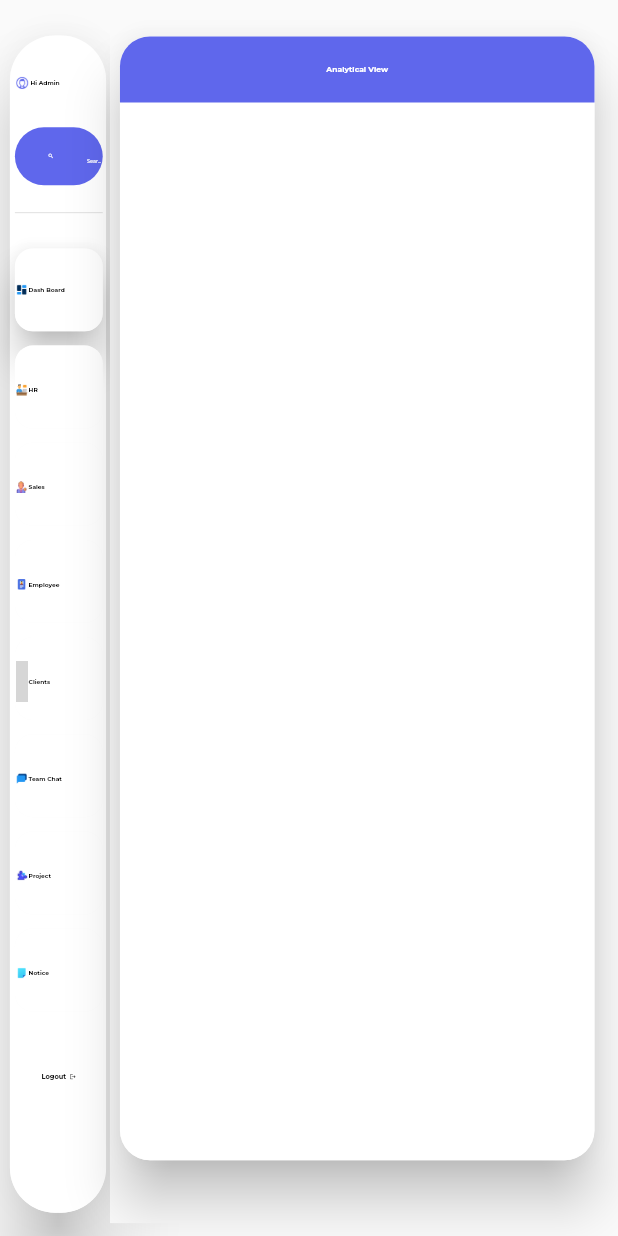
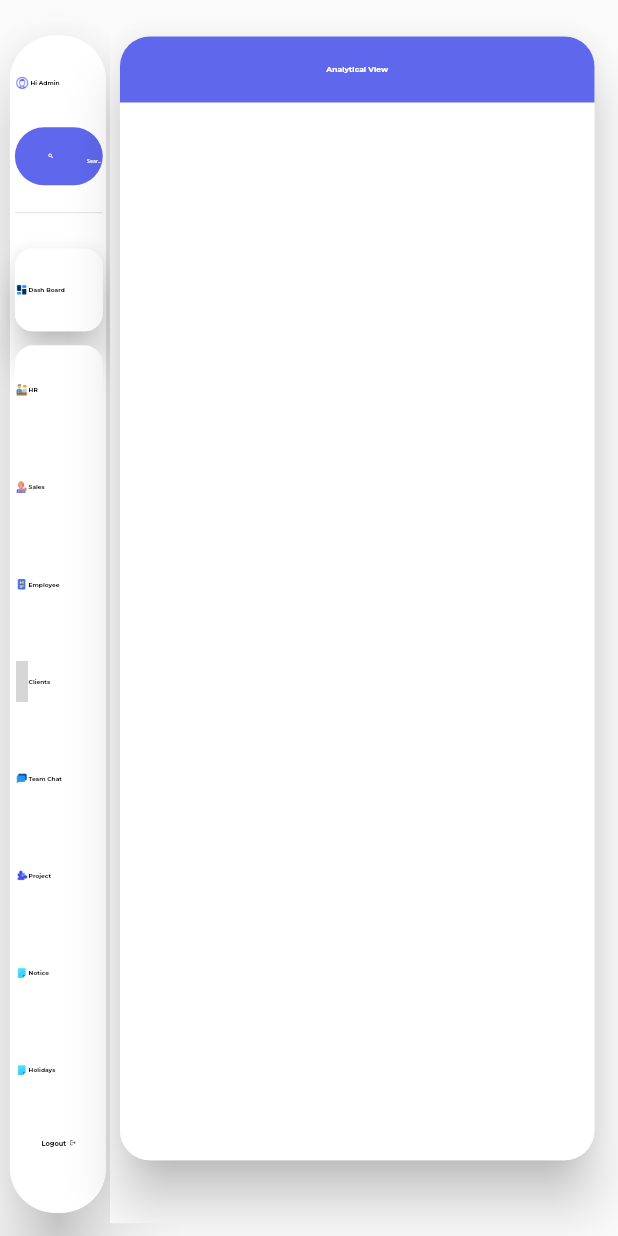
Before and after one commit to SOCORPKolathur/CRM, a Flutter app: the landing_page_admin screen opened directly with empty values, on a phone screen of 412 x 824 dp. Run offline on Flutter 3.47's test engine with Material 2 defaults, Android fonts, the phone set to English and light mode, and no system bars; drawn by our look-alikes of show_up_animation; our stand-ins replace animate_do, awesome_dialog, cloud_firestore, dotted_border, dropdown_search, emoji_picker_flutter and 12 more; missing offline and left inert: dart:html, flutter_email_sender, flutter_shake_animated, hovering, linkable, multi_circular_slider and 2 more; accounts and stored records are empty; project files that could hold a hidden picture were left out; grey boxes are pictures that could not be loaded.

Commit message:
pushed by sri j v on 11.02.2023 EOD, i Update The CRM Project Clean Out

```diff
--- a/lib/Landing_Page/Admin_landingpage.dart
+++ b/lib/Landing_Page/Admin_landingpage.dart
@@ -7,6 +7,7 @@ import 'package:hovering/hovering.dart';
 import 'package:webpage/add_client_form.dart';
 import '../Client_Page/client_page.dart';
 import '../Dashboard_Page/dashboard_page.dart';
+import '../Holidays.dart';
 import '../Hr_Page/hr_page.dart';
 import '../Login_page/login_page.dart';
 import '../admin_dashboard.dart';
@@ -549,6 +550,42 @@ var login=Icons.login;
                                    ),
                                ),
                                 ),
+                                SizedBox(height:height/86.91,),
+                                GestureDetector(
+                                  onTap: (){
+                                    setState(() {
+                                      n=10;
+                                      pages=holiday_page();
+                                    });
+                                  },
+                                  child: Material(
+                                    elevation:n==10?10: 0,
+                                    borderRadius:BorderRadius.circular(12),
+                                    child: Container(
+                                      height:height/14.9,
+                                      padding: EdgeInsets.only(top:height/208.6),
+                                      decoration: BoxDecoration(
+                                          color: Colors.white,
+                                          borderRadius:BorderRadius.circular(12)
+                                      ),
+                                      child: Center(
+                                        child: Row(
+                                          children: [
+                                            SizedBox(width:width/933,),
+                                            Container(
+                                                width: width/50,
+                                                height:height/30,
+                                                child: Image.asset("assets/notice drawer.png")),
+                                            SizedBox(width:width/933,),
+                                            Text('Holidays', style: GoogleFonts.montserrat(
+                                              fontWeight: FontWeight.bold,color: Colors.black,fontSize:width/103.6,
+                                            ),),
+                                          ],
+                                        ),
+                                      ),
+                                    ),
+                                  ),
+                                ),
 
 
 
@@ -558,7 +595,7 @@ var login=Icons.login;
 
 
 
-                                SizedBox(height:height/20,),
+                                SizedBox(height:height/40,),
                                 Padding(
                                  padding:EdgeInsets.only(bottom: height/34.76),
                                  child: GestureDetector(onTap: (){
```
Also changed, not shown: lib/Holidays.dart (added, +198 -0 lines), lib/add_emp_form.dart (+12 -12 lines).
